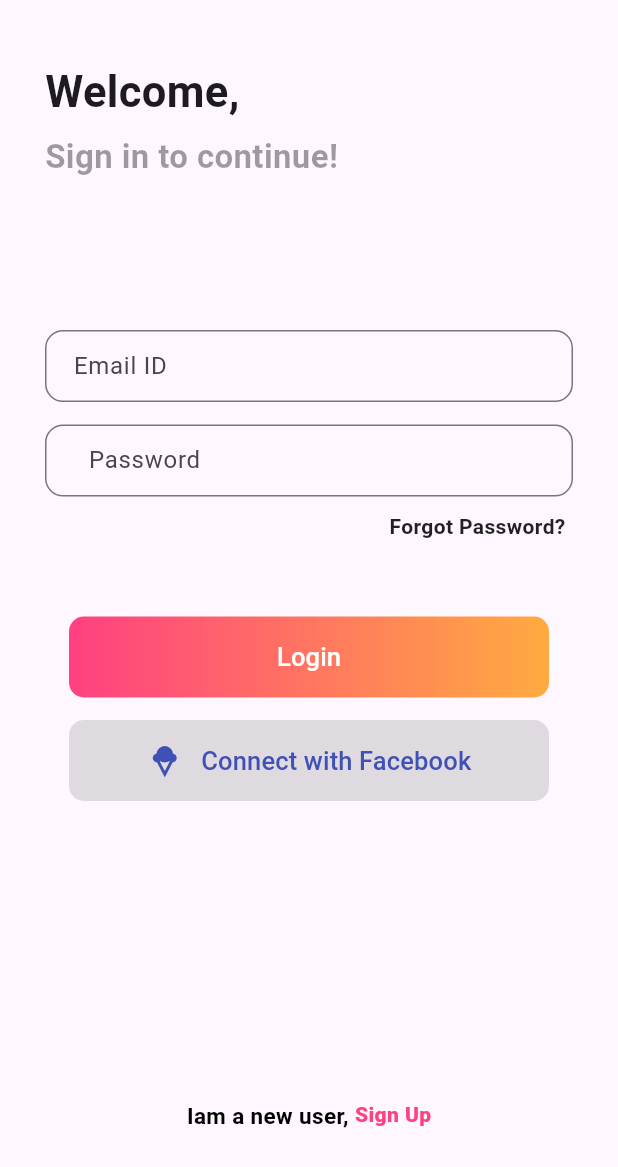
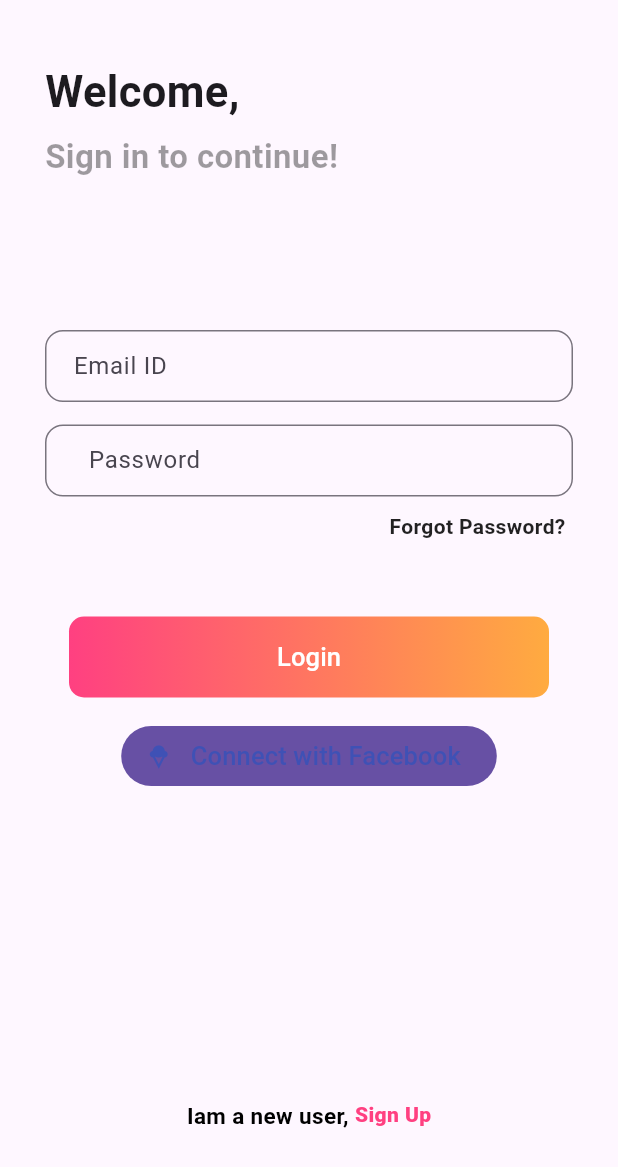
Before and after one commit to balajimalathi/flutter_app, a Flutter app: the RLogin screen opened directly, on a phone screen of 412 x 824 dp. Shown: the top 1167 px of the screen. Run offline on Flutter 3.47's test engine with Material 3 defaults, Android fonts, the phone set to English and light mode, and no system bars; Roboto replaces fonts that are missing (ProximaNova).

Commit message:
Button changes and minor refactoring

```diff
--- a/lib/rk.dart
+++ b/lib/rk.dart
@@ -17,12 +17,11 @@ class _RLogin extends State<RLogin> {
             height: MediaQuery.of(context).size.height,
             width: MediaQuery.of(context).size.width,
             child: Column(
-
               /*mainAxisAlignment: MainAxisAlignment.spaceEvenly,*/
 
               children: <Widget>[
                 Padding(
-              padding: const EdgeInsets.only(left:30,top: 40),
+                  padding: const EdgeInsets.only(left: 30, top: 40),
                   child: Container(
                     child: Row(
                       children: [
@@ -33,7 +32,8 @@ class _RLogin extends State<RLogin> {
                               padding: const EdgeInsets.only(bottom: 8.0),
                               child: Text('Welcome,',
                                   style: TextStyle(
-                                  fontSize: 29, fontWeight: FontWeight.bold)),
+                                      fontSize: 29,
+                                      fontWeight: FontWeight.bold)),
                             ),
                             Text('Sign in to continue!',
                                 style: TextStyle(
@@ -47,7 +47,8 @@ class _RLogin extends State<RLogin> {
                   ),
                 ),
                 Container(
-              margin: const EdgeInsets.only(left:30, right:30,top: 100, bottom: 15),
+                  margin: const EdgeInsets.only(
+                      left: 30, right: 30, top: 100, bottom: 15),
                   child: new TextFormField(
                     decoration: new InputDecoration(
                       contentPadding: EdgeInsets.only(left: 15.0),
@@ -56,8 +57,8 @@ class _RLogin extends State<RLogin> {
 
                       focusedBorder: OutlineInputBorder(
                         borderRadius: new BorderRadius.circular(12.0),
-                    borderSide:
-                        const BorderSide(color: Colors.pinkAccent, width: 2.0),
+                        borderSide: const BorderSide(
+                            color: Colors.pinkAccent, width: 2.0),
                       ),
                       border: new OutlineInputBorder(
                         borderRadius: new BorderRadius.circular(12.0),
@@ -66,7 +67,7 @@ class _RLogin extends State<RLogin> {
                       //fillColor: Colors.green
                     ),
                     validator: (val) {
-                  if (val.length == 0) {
+                      if (val!.length == 0) {
                         return "Email cannot be empty";
                       } else {
                         return null;
@@ -79,15 +80,16 @@ class _RLogin extends State<RLogin> {
                   ),
                 ),
                 Container(
-              margin: const EdgeInsets.only(left:30, right:30,top: 0, bottom: 10),
+                  margin: const EdgeInsets.only(
+                      left: 30, right: 30, top: 0, bottom: 10),
                   child: new TextFormField(
                     decoration: new InputDecoration(
                       contentPadding: EdgeInsets.only(left: 25.0),
                       labelText: "Password",
                       focusedBorder: OutlineInputBorder(
                         borderRadius: new BorderRadius.circular(12.0),
-                    borderSide:
-                        const BorderSide(color: Colors.pinkAccent, width: 2.0),
+                        borderSide: const BorderSide(
+                            color: Colors.pinkAccent, width: 2.0),
                       ),
                       fillColor: Colors.white,
                       border: new OutlineInputBorder(
@@ -112,7 +114,6 @@ class _RLogin extends State<RLogin> {
                 Row(
                   mainAxisAlignment: MainAxisAlignment.end,
                   children: [
-
                     Padding(
                       padding: const EdgeInsets.only(right: 35),
                       child: Text('Forgot Password?',
@@ -124,7 +125,8 @@ class _RLogin extends State<RLogin> {
                   ],
                 ),
                 Container(
-              margin: const EdgeInsets.only(left:30, right:30,top: 50, bottom: 15),
+                  margin: const EdgeInsets.only(
+                      left: 30, right: 30, top: 50, bottom: 15),
                   decoration: new BoxDecoration(
                     borderRadius: BorderRadius.all(Radius.circular(10.0)),
                     gradient: new LinearGradient(
@@ -152,17 +154,11 @@ class _RLogin extends State<RLogin> {
                     ),
                   ),
                 ),
-            FlatButton.icon(
-              icon:Icon(Icons.icecream,color: Colors.indigo,),
-              color: Colors.black12,
-              textColor: Colors.blue,
-              disabledColor: Colors.grey,
-              disabledTextColor: Colors.black,
-              padding: EdgeInsets.all(15.0),
-              splashColor: Colors.blueAccent,
-              minWidth: 320,
-              shape: new RoundedRectangleBorder(
-                  borderRadius: new BorderRadius.circular(10.0)),
+                FilledButton.icon(
+                  icon: Icon(
+                    Icons.icecream,
+                    color: Colors.indigo,
+                  ),
                   onPressed: () {},
                   label: Text(
                     " Connect with Facebook",
@@ -174,8 +170,7 @@ class _RLogin extends State<RLogin> {
                     mainAxisAlignment: MainAxisAlignment.end,
                     children: [
                       Container(
-                    margin: const EdgeInsets.only( bottom:70),
-
+                        margin: const EdgeInsets.only(bottom: 70),
                         child: Row(
                           crossAxisAlignment: CrossAxisAlignment.start,
                           mainAxisAlignment: MainAxisAlignment.center,
@@ -187,7 +182,8 @@ class _RLogin extends State<RLogin> {
                                     fontSize: 15)),
                             Text('Sign Up',
                                 style: TextStyle(
-                                fontWeight: FontWeight.w900, color: Colors.pinkAccent)),
+                                    fontWeight: FontWeight.w900,
+                                    color: Colors.pinkAccent)),
                           ],
                         ),
                       ),
```
Lines whose indentation alone changed are shown as unchanged.
